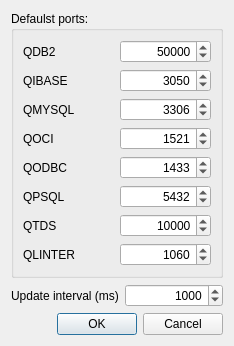
This is tsm_settings.ui in Pavel-II/tablesmon as Qt 5 draws it before an edit. The edited form follows.
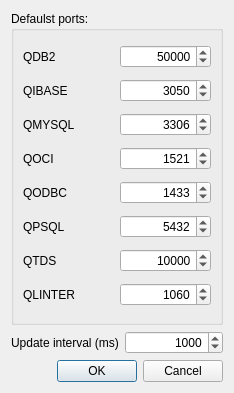
This is the edited form. Icons and pictures are not drawn.

```diff
--- a/tsm_settings.ui
+++ b/tsm_settings.ui
@@ -7,7 +7,7 @@
     <x>0</x>
     <y>0</y>
     <width>234</width>
-    <height>326</height>
+    <height>393</height>
    </rect>
   </property>
   <property name="windowTitle">
```
Left out of the diff: 8 changed lines with no effect on the pictures.
